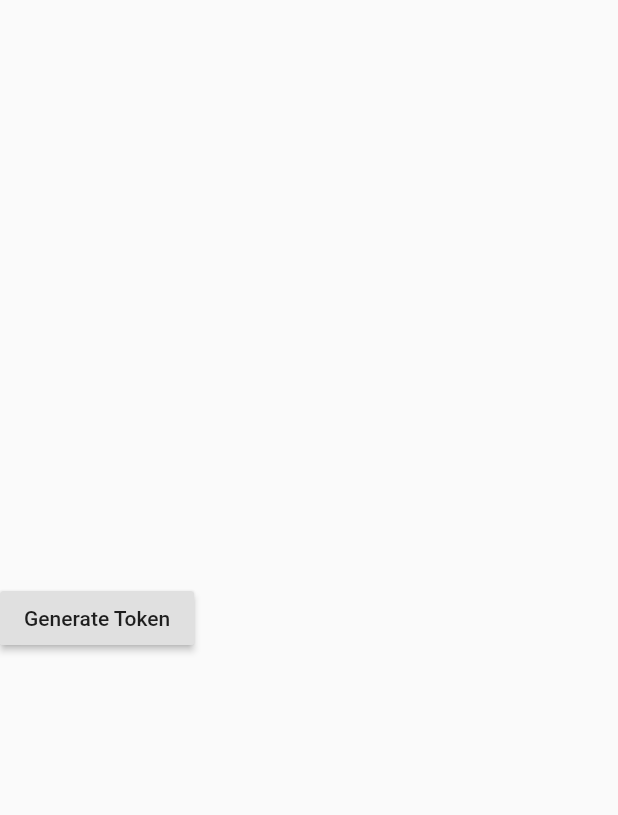
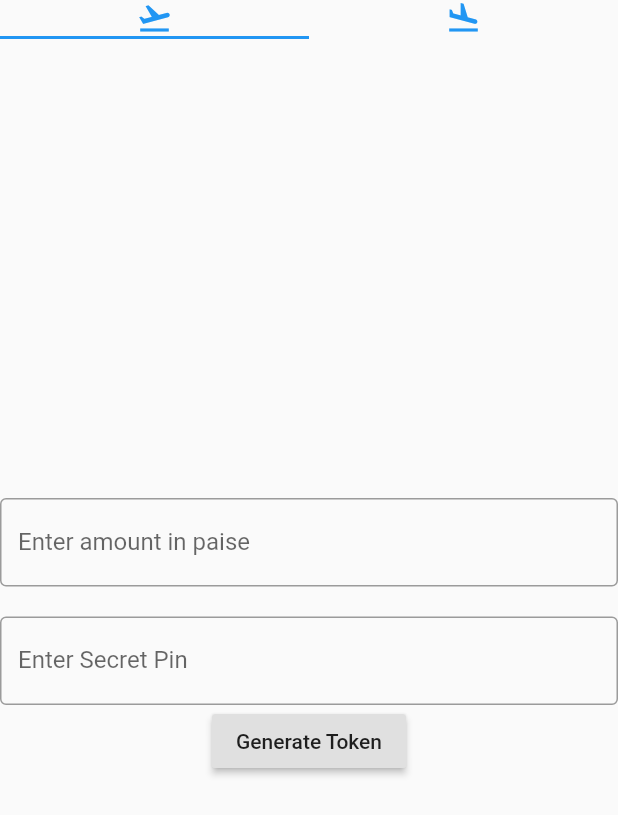
Before and after one commit to raveesh-me/HeriBank-Flutter, a Flutter app: the TransferFundsPage screen opened directly, on a phone screen of 412 x 824 dp. Shown: the top 815 px of the screen. Run offline on Flutter 3.47's test engine with Material 2 defaults, Android fonts, the phone set to English and light mode, and no system bars; our stand-ins replace cloud_firestore, cloud_functions, firebase_auth, google_sign_in, rxdart; accounts and stored records are empty.

```diff
--- a/lib/src/routes/home_screen.dart
+++ b/lib/src/routes/home_screen.dart
@@ -4,7 +4,7 @@ import 'package:google_sign_in/google_sign_in.dart';
 import 'package:mobile_banking_system/src/app_drawer/app_drawer.dart';
 import 'package:mobile_banking_system/src/blocs/current_balance_bloc.dart';
 import 'package:mobile_banking_system/src/routes/balance_page.dart';
-import 'package:mobile_banking_system/src/routes/transfer_funds_page.dart';
+import 'package:mobile_banking_system/src/routes/transfer_funds/transfer_funds_page.dart';
 import 'package:cloud_firestore/cloud_firestore.dart';
 
 class HomeScreen extends StatefulWidget {
--- /dev/null
+++ b/lib/src/routes/transfer_funds/generate_token_page.dart
@@ -0,0 +1,78 @@
+import 'package:cloud_functions/cloud_functions.dart';
+import 'package:flutter/material.dart';
+
+class GenerateTokenPage extends StatefulWidget {
+  @override
+  _GenerateTokenPageState createState() => _GenerateTokenPageState();
+}
+
+class _GenerateTokenPageState extends State<GenerateTokenPage> {
+
+  String token;
+
+  TextEditingController secretPinController;
+  TextEditingController amountController;
+
+  @override
+  void initState() {
+    super.initState();
+    secretPinController = TextEditingController();
+    amountController = TextEditingController();
+  }
+
+  @override
+  Widget build(BuildContext context) {
+    return Column(
+      mainAxisAlignment: MainAxisAlignment.center,
+      children: <Widget>[
+        TextField(
+          controller: amountController,
+          keyboardType: TextInputType.numberWithOptions(),
+          decoration: InputDecoration(
+            labelText: 'Enter amount in paise',
+            border: OutlineInputBorder(),
+          ),
+        ),
+        SizedBox(
+          height: 20,
+        ),
+        TextField(
+          controller: secretPinController,
+          decoration: InputDecoration(
+            labelText: 'Enter Secret Pin',
+            border: OutlineInputBorder(),
+          ),
+        ),
+        Visibility(visible: token != null, child: Text('token: $token')),
+        RaisedButton(
+          onPressed: () async {
+            setState(() {
+              token = 'loading...';
+            });
+            try {
+              dynamic result = await CloudFunctions.instance.call(
+                functionName: 'generateToken',
+                parameters: {
+                  "amount": int.parse(amountController.value.text),
+                  'secret_pin': secretPinController.value.text,
+                },
+              );
+              print(result);
+              setState(() {
+//                token = result['data'];
+                token = '$result';
+              });
+            } catch (error) {
+              setState(() {
+                token = error.toString();
+              });
+              print(error.message);
+              return;
+            }
+          },
+          child: Text("Generate Token"),
+        ),
+      ],
+    );
+  }
+}
--- /dev/null
+++ b/lib/src/routes/transfer_funds/transfer_funds_page.dart
@@ -0,0 +1,43 @@
+import 'package:flutter/material.dart';
+import 'package:cloud_functions/cloud_functions.dart';
+import 'package:mobile_banking_system/src/routes/transfer_funds/generate_token_page.dart';
+import 'package:mobile_banking_system/src/routes/transfer_funds/redeem_token_page.dart';
+
+class TransferFundsPage extends StatefulWidget {
+  @override
+  _TransferFundsPageState createState() => _TransferFundsPageState();
+}
+
+class _TransferFundsPageState extends State<TransferFundsPage>
+    with TickerProviderStateMixin {
+  TabController _tabController;
+
+  @override
+  void initState() {
+    // TODO: implement initState
+    super.initState();
+    _tabController = TabController(length: 2, vsync: this);
+  }
+
+  @override
+  Widget build(BuildContext context) {
+    return Scaffold(
+      appBar: PreferredSize(
+        child: TabBar(
+          controller: _tabController,
+          tabs: [
+            Icon(Icons.flight_takeoff,color: Colors.blue,),
+            Icon(Icons.flight_land, color: Colors.blue,),
+          ],
+        ), preferredSize: Size.fromHeight(kToolbarHeight),
+      ),
+      body: TabBarView(
+        controller: _tabController,
+        children: <Widget>[
+          GenerateTokenPage(),
+          RedeemTokenPage(),
+        ],
+      ),
+    );
+  }
+}
```
Also changed, not shown: lib/src/routes/transfer_funds/redeem_token_page.dart (renamed from lib/src/routes/transfer_funds_page.dart, +23 -9 lines).
